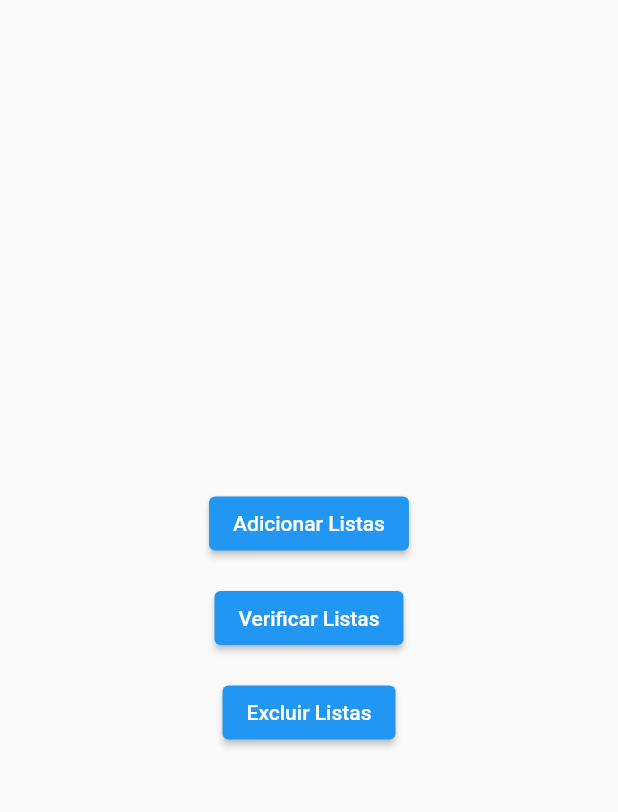
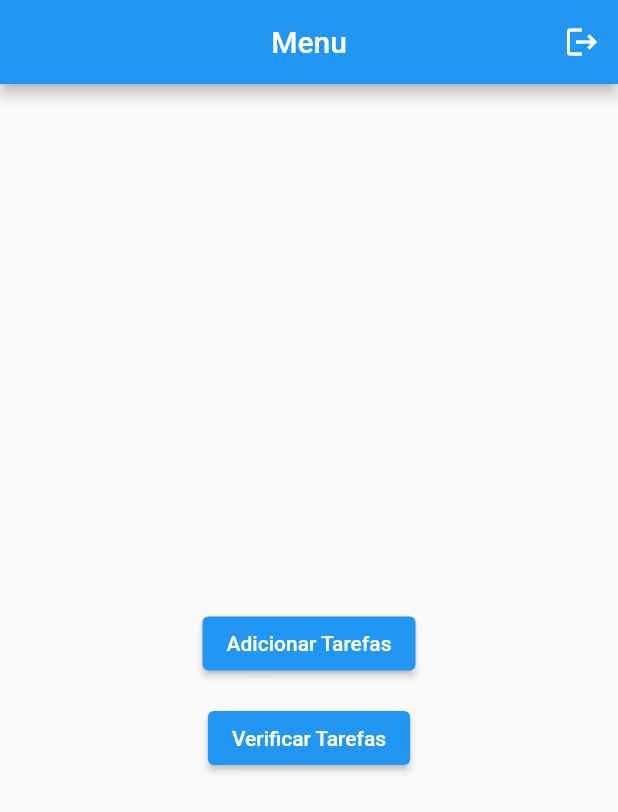
Before and after one commit to ronanavila/ProvaFlutter, a Flutter app: the MenuPage screen opened directly, on a phone screen of 412 x 824 dp. Shown: the top 812 px of the screen. Run offline on Flutter 3.47's test engine with Material 2 defaults, Android fonts, the phone set to English and light mode, and no system bars; our stand-ins replace cloud_firestore, firebase_auth, firebase_core; accounts and stored records are empty; network calls fail.

Commit message:
MVP para P2

```diff
--- a/lib/main.dart
+++ b/lib/main.dart
@@ -1,6 +1,7 @@
 import 'package:flutter/material.dart';
-import 'login_page.dart';
-import 'create_account.dart';
+import 'package:prova/pages/criartarefa_page.dart';
+import 'pages/login_page.dart';
+import 'pages/create_account.dart';
 //import 'package:prova/menu_page.dart';
 
 void main() {
@@ -11,6 +12,7 @@ void main() {
       routes: {
         '/login': (context) => const LoginPage(),
         '/create_account': (context) => const CreateAccountPage(),
+        '/inserir': (context) => const CriarTarefa(),
       },
     ),
   );
--- a/lib/menu_page.dart
+++ /dev/null
@@ -1,62 +0,0 @@
-import 'package:flutter/material.dart';
-
-import 'criarlista_page.dart';
-
-class MenuPage extends StatefulWidget {
-  const MenuPage({Key? key}) : super(key: key);
-
-  @override
-  _MenuPageState createState() => _MenuPageState();
-}
-
-class _MenuPageState extends State<MenuPage> {
-  @override
-  Widget build(BuildContext context) {
-    return Container(
-      child: SingleChildScrollView(
-        child: SizedBox(
-            width: MediaQuery.of(context).size.width,
-            height: MediaQuery.of(context).size.height,
-            child: Padding(
-              padding: const EdgeInsets.all(8.0),
-              child: Column(
-                mainAxisAlignment: MainAxisAlignment.center,
-                // ignore: prefer_const_literals_to_create_immutables
-                children: [
-                  const SizedBox(
-                    height: 15,
-                  ),
-                  ElevatedButton(
-                      onPressed: () {
-                        Navigator.of(context).pushReplacement(MaterialPageRoute(
-                            builder: (context) => const CriarLista()));
-                      },
-                      child: const Text('Adicionar Listas')),
-                  const SizedBox(
-                    height: 15,
-                  ),
-                  ElevatedButton(
-                      onPressed: () {
-                        Navigator.of(context).pushReplacement(MaterialPageRoute(
-                            builder: (context) => const MenuPage()));
-                      },
-                      child: const Text('Verificar Listas')),
-                  const SizedBox(
-                    height: 15,
-                  ),
-                  ElevatedButton(
-                      onPressed: () {
-                        Navigator.of(context).pushReplacement(MaterialPageRoute(
-                            builder: (context) => const MenuPage()));
-                      },
-                      child: const Text('Excluir Listas')),
-                  const SizedBox(
-                    height: 15,
-                  ),
-                ],
-              ),
-            )),
-      ),
-    );
-  }
-}
--- a/lib/login_page.dart
+++ b/lib/pages/login_page.dart
@@ -3,9 +3,9 @@
 import 'package:firebase_auth/firebase_auth.dart';
 import 'package:flutter/material.dart';
 import 'package:flutter/rendering.dart';
-import 'package:prova/create_account.dart';
-import 'package:prova/menu_page.dart';
-import 'package:prova/sobre_page.dart';
+import 'package:prova/pages/create_account.dart';
+import 'package:prova/pages/menu_page.dart';
+import 'package:prova/pages/sobre_page.dart';
 
 class LoginPage extends StatefulWidget {
   const LoginPage({Key? key}) : super(key: key);
--- /dev/null
+++ b/lib/pages/menu_page.dart
@@ -0,0 +1,67 @@
+import 'package:firebase_auth/firebase_auth.dart';
+import 'package:flutter/material.dart';
+import 'package:prova/pages/tarefas_page.dart';
+
+import 'criartarefa_page.dart';
+
+class MenuPage extends StatefulWidget {
+  const MenuPage({Key? key}) : super(key: key);
+
+  @override
+  _MenuPageState createState() => _MenuPageState();
+}
+
+class _MenuPageState extends State<MenuPage> {
+  @override
+  Widget build(BuildContext context) {
+    return Scaffold(
+        appBar: AppBar(
+          title: const Text('Menu'),
+          centerTitle: true,
+          automaticallyImplyLeading: false,
+          actions: [
+            IconButton(
+              icon: const Icon(Icons.logout),
+              onPressed: () async {
+                FirebaseAuth.instance.signOut();
+                Navigator.pushReplacementNamed(context, '/login');
+              },
+            ),
+          ],
+        ),
+        body: SingleChildScrollView(
+            child: SizedBox(
+                width: MediaQuery.of(context).size.width,
+                height: MediaQuery.of(context).size.height,
+                child: Padding(
+                    padding: const EdgeInsets.all(8.0),
+                    child: Column(
+                      mainAxisAlignment: MainAxisAlignment.center,
+                      // ignore: prefer_const_literals_to_create_immutables
+                      children: [
+                        ElevatedButton(
+                            onPressed: () {
+                              Navigator.of(context).pushReplacement(
+                                  MaterialPageRoute(
+                                      builder: (context) =>
+                                          const CriarTarefa()));
+                            },
+                            child: const Text('Adicionar Tarefas')),
+                        const SizedBox(
+                          height: 15,
+                        ),
+                        ElevatedButton(
+                            onPressed: () {
+                              Navigator.of(context).pushReplacement(
+                                  MaterialPageRoute(
+                                      builder: (context) =>
+                                          const ListaTarefas()));
+                            },
+                            child: const Text('Verificar Tarefas')),
+                        const SizedBox(
+                          height: 15,
+                        ),
+                      ],
+                    )))));
+  }
+}
--- a/lib/sobre_page.dart
+++ b/lib/pages/sobre_page.dart
@@ -1,5 +1,5 @@
 import 'package:flutter/material.dart';
-import 'package:prova/login_page.dart';
+import 'package:prova/pages/login_page.dart';
 
 class SobrePage extends StatefulWidget {
   const SobrePage({Key? key}) : super(key: key);
```
Also changed, not shown: lib/criarlista_page.dart (deleted, +0 -89 lines), lib/pages/create_account.dart (renamed from lib/create_account.dart, +14 -6 lines), lib/pages/criartarefa_page.dart (added, +121 -0 lines), lib/pages/tarefas_page.dart (added, +73 -0 lines).
